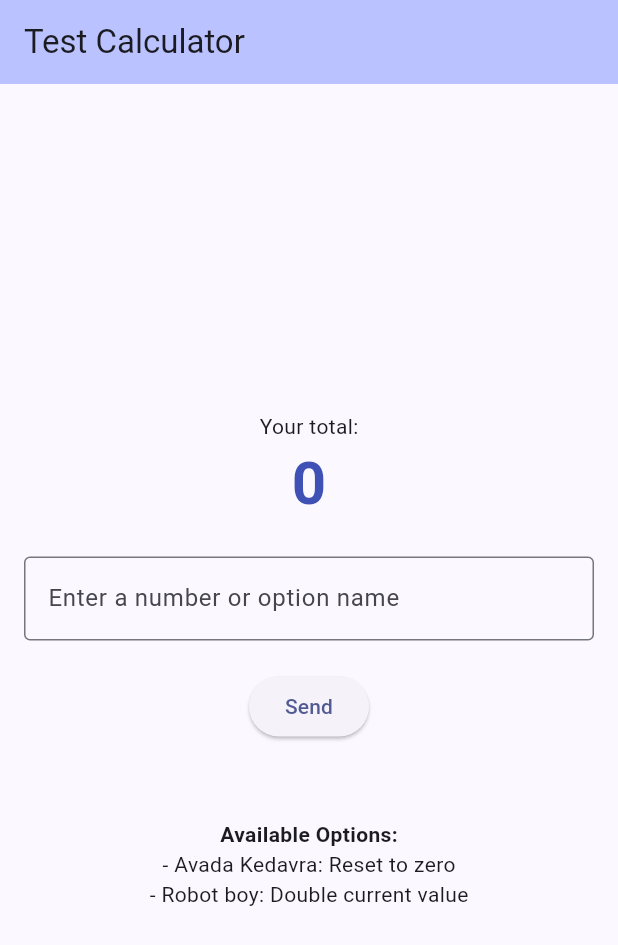
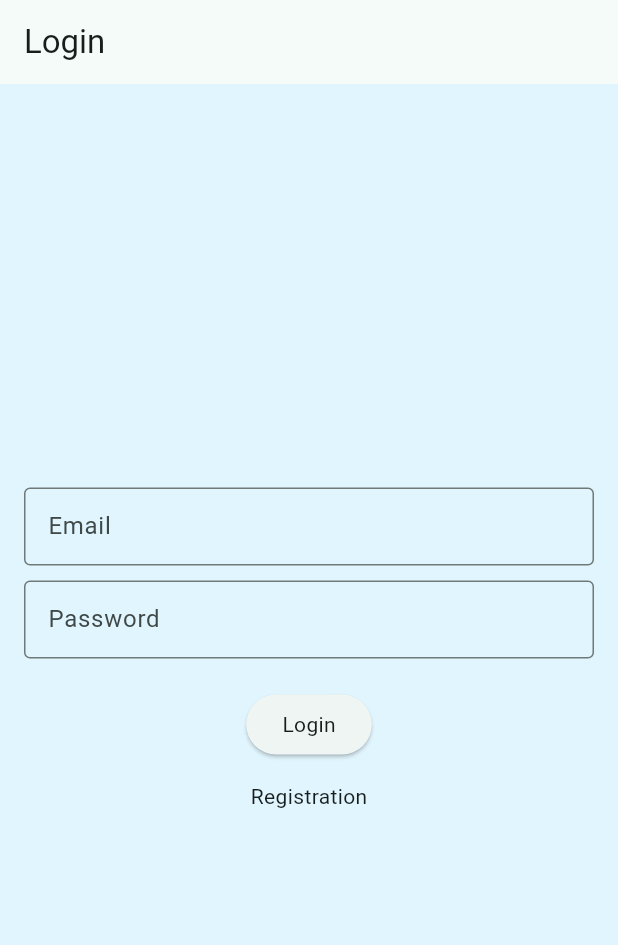
Before and after one commit to R1meq/flutter-iot-labs, a Flutter app: the screen it shows after launch, on a phone screen of 412 x 824 dp. Shown: the top 945 px of the screen. Run offline on Flutter 3.47's test engine with Material 3 defaults, Android fonts, the phone set to English and light mode, and no system bars.

Commit message:
feat: implemented lab 2

```diff
--- /dev/null
+++ b/lib/component/custom_text_field.dart
@@ -0,0 +1,23 @@
+import 'package:flutter/material.dart';
+
+class CustomTextField extends StatelessWidget {
+  final String label;
+  final bool obscure;
+  const CustomTextField({
+    required this.label,
+    super.key,
+    this.obscure = false,
+  });
+
+  @override
+  Widget build(BuildContext context) {
+    return TextField(
+      obscureText: obscure,
+      style: Theme.of(context).textTheme.bodyMedium,
+      decoration: InputDecoration(
+        labelText: label,
+        border: const OutlineInputBorder(),
+      ),
+    );
+  }
+}
--- a/lib/main.dart
+++ b/lib/main.dart
@@ -1,4 +1,8 @@
 import 'package:flutter/material.dart';
+import 'package:iot_flutter/page/home_page.dart';
+import 'package:iot_flutter/page/login_page.dart';
+import 'package:iot_flutter/page/profile_page.dart';
+import 'package:iot_flutter/page/registration_page.dart';
 
 void main() {
   runApp(const MyApp());
@@ -6,106 +10,23 @@ void main() {
 
 class MyApp extends StatelessWidget {
   const MyApp({super.key});
-
   @override
   Widget build(BuildContext context) {
     return MaterialApp(
-      title: 'Test Calculator',
+      title: 'Measurement App',
       theme: ThemeData(
-        colorScheme: ColorScheme.fromSeed(seedColor: Colors.indigo),
+        scaffoldBackgroundColor: Colors.lightBlue[50],
+        colorScheme: ColorScheme.fromSeed(
+          seedColor: Colors.teal,
+        ),
       ),
-      home: const MyHomePage(title: 'Test Calculator'),
+      initialRoute: '/login',
+      routes: {
+        '/login': (ctx) => const LoginPage(),
+        '/registration': (ctx) => const RegistrationPage(),
+        '/profile': (ctx) => const ProfilePage(),
+        '/home': (ctx) => const HomePage(),
+      },
     );
   }
 }
-
-class MyHomePage extends StatefulWidget {
-  const MyHomePage({required this.title, super.key});
-
-  final String title;
-
-  @override
-  State<MyHomePage> createState() => _MyHomePageState();
-}
-
-class _MyHomePageState extends State<MyHomePage> {
-  int _counter = 0;
-  final TextEditingController _controller = TextEditingController();
-  String _message = '';
-
-  void _processInput() {
-    final String input = _controller.text.trim();
-    if (input.isEmpty) return;
-
-    setState(() {
-      if (input == 'Avada Kedavra') {
-        _counter = 0;
-        _message = 'Calculator Reset.';
-      } else if (input == 'Robot boy') {
-        _counter *= 2;
-        _message = 'Value Doubled.';
-      } else {
-        final int? value = int.tryParse(input);
-        if (value != null) {
-          _counter += value;
-          _message = 'Added $value to your total.';
-        } else {
-          _message = 'Enter a valid number,'
-              ' \'Avada Kedavra\', or \'Robot boy\'!';
-        }
-      }
-    });
-    _controller.clear();
-  }
-
-  @override
-  Widget build(BuildContext context) {
-    return Scaffold(
-      appBar: AppBar(
-        backgroundColor: Theme.of(context).colorScheme.inversePrimary,
-        title: Text(widget.title),
-      ),
-      body: Center(
-        child: Padding(
-          padding: const EdgeInsets.all(16),
-          child: Column(
-            mainAxisAlignment: MainAxisAlignment.center,
-            children: <Widget>[
-              const Text('Your total:'),
-              Text(
-                '$_counter',
-                style: const TextStyle(
-                  fontSize: 40,
-                  fontWeight: FontWeight.bold,
-                  color: Colors.indigo,
-                ),
-              ),
-              const SizedBox(height: 20),
-              TextField(
-                controller: _controller,
-                decoration: const InputDecoration(
-                  labelText: 'Enter a number or option name',
-                  border: OutlineInputBorder(),
-                ),
-                keyboardType: TextInputType.text,
-                onSubmitted: (_) => _processInput(),
-              ),
-              const SizedBox(height: 20),
-              ElevatedButton.icon(
-                onPressed: _processInput,
-                label: const Text('Send'),
-              ),
-              const SizedBox(height: 10),
-              Text(_message, style: const TextStyle(color: Colors.purple)),
-              const SizedBox(height: 20),
-              const Text('Available Options:',
-                style: TextStyle(fontWeight: FontWeight.bold),),
-              const Text('- Avada Kedavra: Reset to zero'),
-              const Text('- Robot boy: Double current value'),
-            ],
-          ),
-        ),
-      ),
-    );
-  }
-}
--- /dev/null
+++ b/lib/page/login_page.dart
@@ -0,0 +1,39 @@
+import 'package:flutter/material.dart';
+import 'package:iot_flutter/component/custom_text_field.dart';
+
+class LoginPage extends StatelessWidget {
+  const LoginPage({super.key});
+  @override
+  Widget build(BuildContext context) {
+    return Scaffold(
+      appBar: AppBar(
+        title: Text('Login', style: Theme.of(context).textTheme.titleLarge, ),
+      ),
+      body: Center(
+        child: SingleChildScrollView(
+          padding: const EdgeInsets.all(16),
+          child: Column(
+            children: [
+              const CustomTextField(label: 'Email'),
+              const SizedBox(height: 10),
+              const CustomTextField(label: 'Password', obscure: true),
+              const SizedBox(height: 20),
+              ElevatedButton(
+                onPressed: () =>
+                    Navigator.pushReplacementNamed(context, '/home'),
+                child: Text('Login',
+                    style: Theme.of(context).textTheme.bodyMedium, ),
+              ),
+              TextButton(
+                onPressed: () =>
+                    Navigator.pushNamed(context, '/registration'),
+                child: Text('Registration',
+                    style: Theme.of(context).textTheme.bodyMedium, ),
+              ),
+            ],
+          ),
+        ),
+      ),
+    );
+  }
+}
```
Also changed, not shown: lib/component/measurement_card.dart (added, +39 -0 lines), lib/constants/app_colors.dart (added, +7 -0 lines), lib/page/home_page.dart (added, +55 -0 lines), lib/page/profile_page.dart (added, +50 -0 lines), lib/page/registration_page.dart (added, +36 -0 lines).
